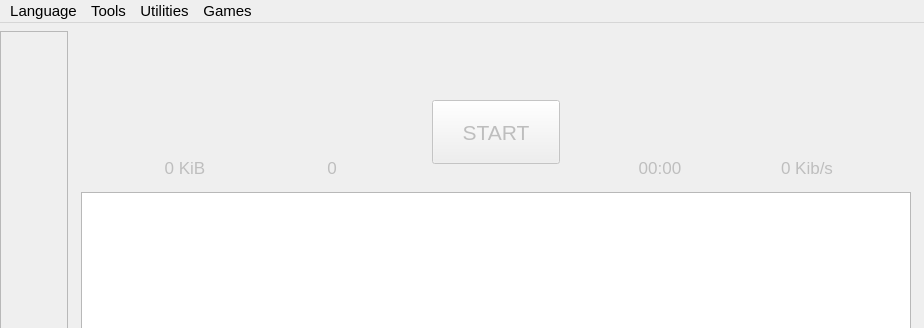
Qt form logdoctor/mainwindow.ui (elB4RTO/LogDoctor) before a commit; both pictures show x 0 to 924 and y 0 to 328 of the 924 by 574 pixel window.
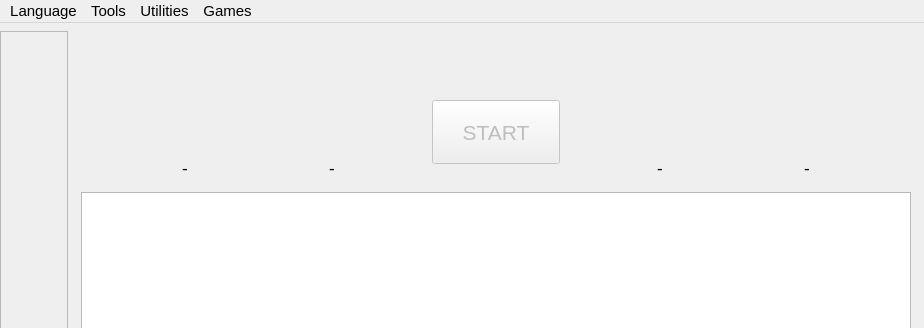
The same form after that commit. The open tabs and pages were chosen to show the change. Icons and pictures are not drawn. Custom widgets are drawn as their Qt base class.

Patch:
```diff
--- a/logdoctor/mainwindow.ui
+++ b/logdoctor/mainwindow.ui
@@ -933,7 +933,7 @@
                   <item>
                    <widget class="QLabel" name="label_MakeStats_Size">
                     <property name="enabled">
-                     <bool>false</bool>
+                     <bool>true</bool>
                     </property>
                     <property name="sizePolicy">
                      <sizepolicy hsizetype="MinimumExpanding" vsizetype="MinimumExpanding">
@@ -959,7 +959,7 @@
                      </font>
                     </property>
                     <property name="text">
-                     <string notr="true">0 KiB</string>
+                     <string notr="true">-</string>
                     </property>
                     <property name="alignment">
                      <set>Qt::AlignCenter</set>
@@ -1030,7 +1030,7 @@
                   <item>
                    <widget class="QLabel" name="label_MakeStats_Lines">
                     <property name="enabled">
-                     <bool>false</bool>
+                     <bool>true</bool>
                     </property>
                     <property name="sizePolicy">
                      <sizepolicy hsizetype="MinimumExpanding" vsizetype="MinimumExpanding">
@@ -1056,7 +1056,7 @@
                      </font>
                     </property>
                     <property name="text">
-                     <string notr="true">0</string>
+                     <string notr="true">-</string>
                     </property>
                     <property name="alignment">
                      <set>Qt::AlignCenter</set>
@@ -1177,7 +1177,7 @@
                   <item>
                    <widget class="QLabel" name="label_MakeStats_Time">
                     <property name="enabled">
-                     <bool>false</bool>
+                     <bool>true</bool>
                     </property>
                     <property name="sizePolicy">
                      <sizepolicy hsizetype="MinimumExpanding" vsizetype="MinimumExpanding">
@@ -1203,7 +1203,7 @@
                      </font>
                     </property>
                     <property name="text">
-                     <string notr="true">00:00</string>
+                     <string notr="true">-</string>
                     </property>
                     <property name="alignment">
                      <set>Qt::AlignCenter</set>
@@ -1277,7 +1277,7 @@
                   <item>
                    <widget class="QLabel" name="label_MakeStats_Speed">
                     <property name="enabled">
-                     <bool>false</bool>
+                     <bool>true</bool>
                     </property>
                     <property name="sizePolicy">
                      <sizepolicy hsizetype="MinimumExpanding" vsizetype="MinimumExpanding">
@@ -1303,7 +1303,7 @@
                      </font>
                     </property>
                     <property name="text">
-                     <string notr="true">0 Kib/s</string>
+                     <string notr="true">-</string>
                     </property>
                     <property name="alignment">
                      <set>Qt::AlignCenter</set>
```
Left out of the diff: 26 changed lines with no effect on the pictures.
